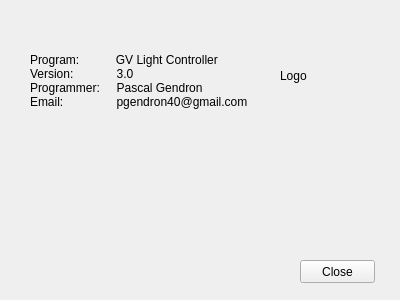
Before: the Qt Designer form LightController3/aboutlightcontroller.ui in pgTech123/Light-Controller, drawn with Qt 5.
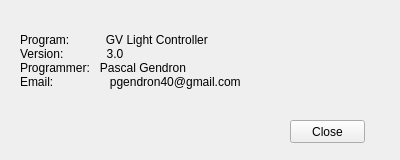
After: the same form once the commit is applied. Icons and pictures are not drawn.

The edit to the form file:
```diff
--- a/LightController3/aboutlightcontroller.ui
+++ b/LightController3/aboutlightcontroller.ui
@@ -7,7 +7,7 @@
     <x>0</x>
     <y>0</y>
     <width>400</width>
-    <height>300</height>
+    <height>160</height>
    </rect>
   </property>
   <property name="windowTitle">
@@ -16,8 +16,8 @@
   <widget class="QPushButton" name="closeButton">
    <property name="geometry">
     <rect>
-     <x>300</x>
-     <y>260</y>
+     <x>290</x>
+     <y>120</y>
      <width>75</width>
      <height>23</height>
     </rect>
@@ -29,30 +29,36 @@
   <widget class="QLabel" name="SoftwareInfo">
    <property name="geometry">
     <rect>
-     <x>30</x>
-     <y>50</y>
-     <width>221</width>
-     <height>61</height>
+     <x>20</x>
+     <y>20</y>
+     <width>281</width>
+     <height>81</height>
     </rect>
    </property>
    <property name="text">
     <string>Program:           GV Light Controller 
 Version:             3.0
-Programmer:     Pascal Gendron
-Email:                pgendron40@gmail.com</string>
+Programmer:   Pascal Gendron
+Email:                 pgendron40@gmail.com</string>
    </property>
   </widget>
   <widget class="QLabel" name="logo">
    <property name="geometry">
     <rect>
-     <x>280</x>
-     <y>50</y>
-     <width>51</width>
-     <height>51</height>
+     <x>300</x>
+     <y>20</y>
+     <width>71</width>
+     <height>71</height>
     </rect>
    </property>
    <property name="text">
-    <string>Logo</string>
+    <string/>
+   </property>
+   <property name="pixmap">
+    <pixmap>../ressources/GVisionLogo.png</pixmap>
+   </property>
+   <property name="scaledContents">
+    <bool>true</bool>
    </property>
   </widget>
  </widget>
```
